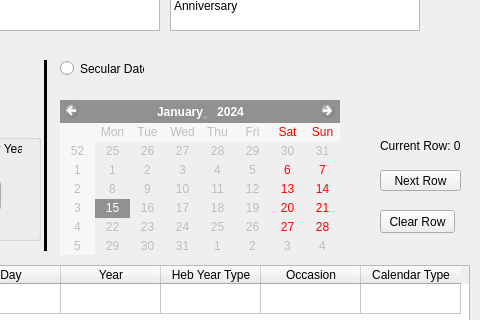
Old version of the form app_gui.ui in the repository roovyshapiro/HebrewDateReminder; both pictures show x 360 to 840 and y 140 to 460 of the 840 by 667 pixel window.
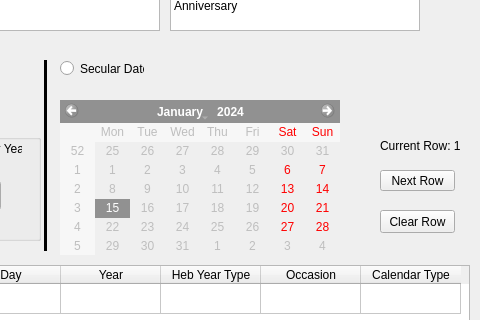
New version of the form.

Commit message:
Fix bug current row label, fix clear row
The currently selected row label now displays the
correct number.

The clear row button will delete the currently selected row
instead of just emptying it out unless it is the last row.
The last row can't be deleted, it can only be cleared.

The edit to the form file:
```diff
--- a/app_gui.ui
+++ b/app_gui.ui
@@ -217,7 +217,7 @@
      <rect>
       <x>740</x>
       <y>310</y>
-      <width>81</width>
+      <width>75</width>
       <height>21</height>
      </rect>
     </property>
@@ -567,7 +567,7 @@
      <bool>true</bool>
     </property>
     <property name="text">
-     <string>Current Row: 0</string>
+     <string>Current Row: 1</string>
     </property>
    </widget>
   </widget>
```
The commit also changes 1 other file.
